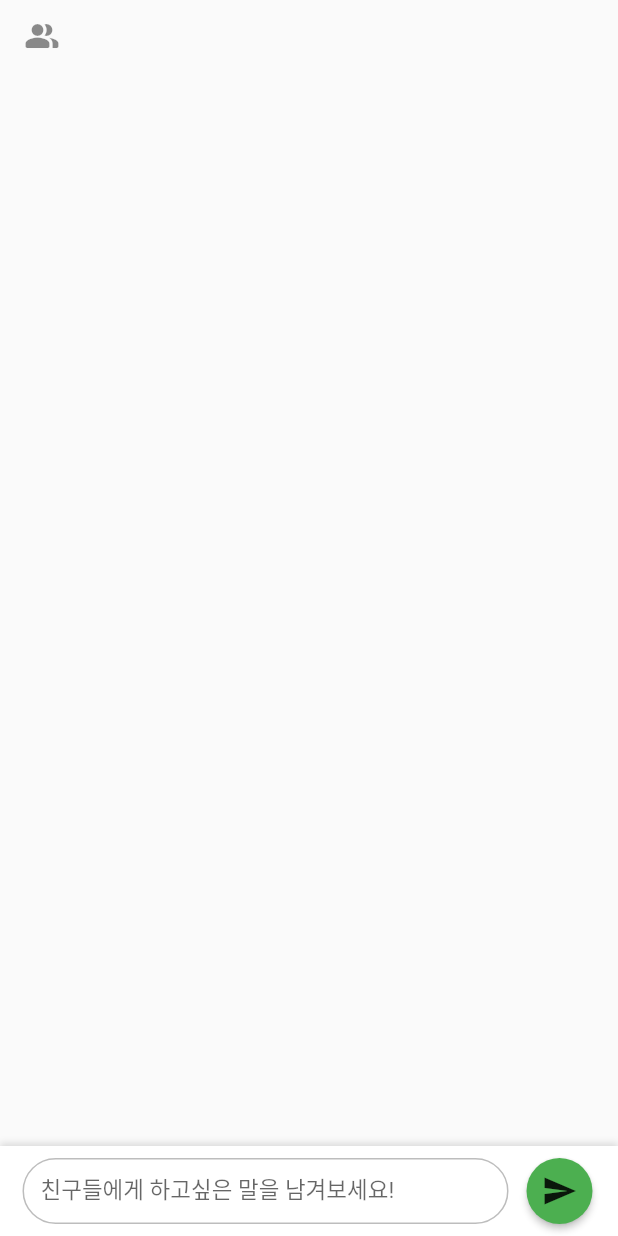
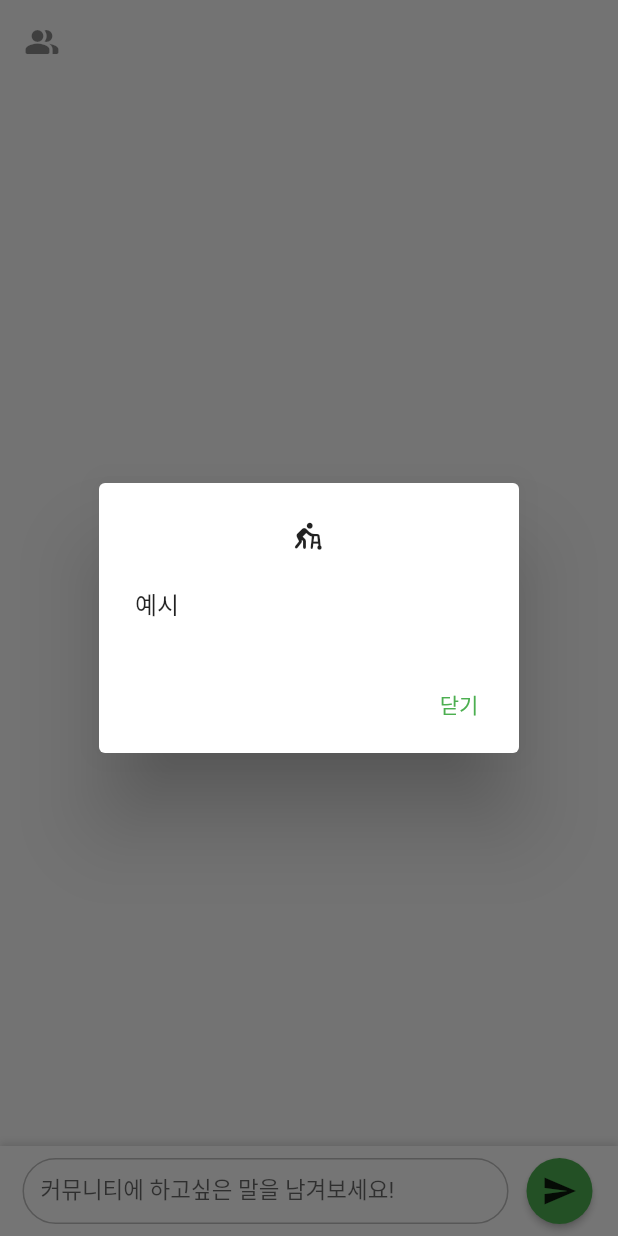
Before and after one commit to SorryKim/2023_capstone, a Flutter app: the CommunityScreen screen opened directly, after a tap on the "send" icon, after a tap on the "people alt" icon, on a phone screen of 412 x 824 dp. Run offline on Flutter 3.47's test engine with Material 2 defaults, Android fonts, the phone set to English and light mode, and no system bars; our stand-ins replace cloud_firestore, firebase_auth, firebase_core, google_sign_in; accounts and stored records are empty.

Commit message:
커뮤니티 알림상자 기능 구현

```diff
--- a/lib/models/community_model.dart
+++ b/lib/models/community_model.dart
@@ -4,10 +4,14 @@ class CommunityModel {
   final String id;
   final String message;
   final Timestamp sendDate;
+  final String userName;
+  final String userId;
 
   CommunityModel({
     this.id = '',
     this.message = '',
+    this.userName = '',
+    this.userId = '',
     Timestamp? sendDate,
   }) : sendDate = sendDate ?? Timestamp(0, 0);
 
@@ -17,6 +21,8 @@ class CommunityModel {
       id: id,
       message: map['message'] ?? '',
       sendDate: map['sendDate'] ?? Timestamp(0, 0),
+      userName: map['userName'] ?? '',
+      userId: map['userId'] ?? '',
     );
   }
 
@@ -24,6 +30,8 @@ class CommunityModel {
     Map<String, dynamic> data = {};
     data['message'] = message;
     data['sendDate'] = sendDate;
+    data['userName'] = userName;
+    data['userId'] = userId;
     return data;
   }
 }
--- a/lib/screens/community_screen.dart
+++ b/lib/screens/community_screen.dart
@@ -1,6 +1,7 @@
 import 'dart:developer';
 
 import 'package:cloud_firestore/cloud_firestore.dart';
+import 'package:firebase_auth/firebase_auth.dart';
 import 'package:flutter/material.dart';
 import 'package:project/models/community_model.dart';
 
@@ -12,6 +13,8 @@ class CommunityScreen extends StatefulWidget {
 }
 
 class _CommunityScreenState extends State<CommunityScreen> {
+  final user = FirebaseAuth.instance.currentUser;
+
   TextEditingController controller = TextEditingController();
 
   @override
@@ -42,10 +45,31 @@ class _CommunityScreenState extends State<CommunityScreen> {
                       itemBuilder: (context, index) {
                         return ListTile(
                           title: Text(messages[index].message),
+                          subtitle: Text(messages[index].userName),
                           dense: true,
                           leading: const Icon(Icons.people_alt_rounded),
                           // TODO: 클릭 시 기능 구현해야 함
-                          onTap: () {},
+                          onTap: () {
+                            showDialog(
+                              context: context,
+                              barrierDismissible: true,
+                              builder: (context) {
+                                return AlertDialog(
+                                  content: const Text('예시'),
+                                  icon: const Icon(Icons.assist_walker_rounded),
+                                  insetPadding: const EdgeInsets.all(2.0),
+                                  actions: [
+                                    TextButton(
+                                      onPressed: () {
+                                        Navigator.of(context).pop();
+                                      },
+                                      child: const Text('닫기'),
+                                    ),
+                                  ],
+                                );
+                              },
+                            );
+                          },
                         );
                       }),
                 ),
@@ -87,6 +111,8 @@ class _CommunityScreenState extends State<CommunityScreen> {
       CommunityModel messageModel = CommunityModel(
         sendDate: Timestamp.now(),
         message: controller.text,
+        userName: user!.displayName!,
+        userId: user!.uid,
       );
 
       FirebaseFirestore firestore = FirebaseFirestore.instance;
@@ -116,7 +142,7 @@ class _CommunityScreenState extends State<CommunityScreen> {
                 controller: controller,
                 decoration: InputDecoration(
                   labelStyle: const TextStyle(fontSize: 15),
-                  labelText: "친구들에게 하고싶은 말을 남겨보세요!",
+                  labelText: "커뮤니티에 하고싶은 말을 남겨보세요!",
                   fillColor: Colors.white,
                   focusedBorder: OutlineInputBorder(
                     borderRadius: BorderRadius.circular(25.0),
```
